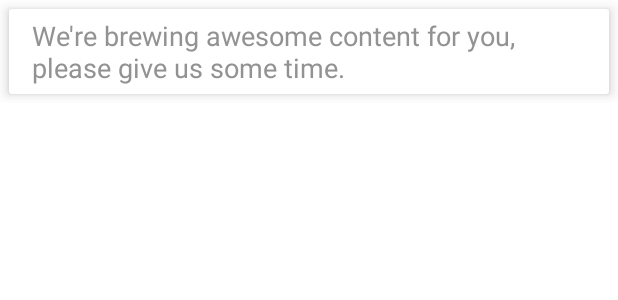
After one commit to dhananjaym2/Albums-List, an Android app: the layout album_item.xml on its own in the app's theme, with its tools: preview values and no code run, on a phone screen of 412 x 824 dp. The commit adds this screen. Shown: the top 300 px of the screen. Run offline under Robolectric (Android 15) with nearby library versions, the phone set to English and light mode, and no system bars.

Commit message:
Show the list of albums fetched in the recycler view.

```diff
--- /dev/null
+++ b/app/src/main/res/layout/album_item.xml
@@ -0,0 +1,31 @@
+<?xml version="1.0" encoding="utf-8"?>
+<androidx.constraintlayout.widget.ConstraintLayout xmlns:android="http://schemas.android.com/apk/res/android"
+    xmlns:app="http://schemas.android.com/apk/res-auto"
+    android:layout_width="match_parent"
+    android:layout_height="wrap_content">
+
+    <androidx.cardview.widget.CardView
+        android:layout_width="match_parent"
+        android:layout_height="wrap_content"
+        android:layout_margin="6dp"
+        app:cardElevation="5dp"
+        app:layout_constraintBottom_toBottomOf="parent"
+        app:layout_constraintRight_toRightOf="parent"
+        app:layout_constraintStart_toStartOf="parent"
+        app:layout_constraintTop_toTopOf="parent">
+
+        <TextView
+            android:id="@+id/albumTitleInListItem"
+            android:layout_width="wrap_content"
+            android:layout_height="wrap_content"
+            android:gravity="start"
+            android:paddingStart="@dimen/messageTextViewOnListPadding"
+            android:paddingTop="5dp"
+            android:paddingEnd="@dimen/messageTextViewOnListPadding"
+            android:paddingBottom="5dp"
+            android:text="@string/loadingMessage"
+            android:textColor="@color/neutralMessageColor"
+            android:textSize="@dimen/messageTextViewOnListTextSize" />
+    </androidx.cardview.widget.CardView>
+
+</androidx.constraintlayout.widget.ConstraintLayout>
--- a/app/src/main/res/values/colors.xml
+++ b/app/src/main/res/values/colors.xml
@@ -9,4 +9,5 @@
     <color name="white">#FFFFFFFF</color>
     <color name="errorMessageColor">#FA0000</color>
     <color name="neutralMessageColor">#929292</color>
+    <color name="listBackground">#F7F6F3</color>
 </resources>
--- a/app/src/main/res/values/strings.xml
+++ b/app/src/main/res/values/strings.xml
@@ -2,4 +2,5 @@
     <string name="app_name">Albums List</string>
     <string name="errorMessage">There was a problem while fetching that data. We request you to please try again.</string>
     <string name="loadingMessage">We\'re brewing awesome content for you, please give us some time.</string>
+    <string name="loadingFinishedNoContentToShow">Hmm, looks like you\'ve already tasted and checked out our best content. Why don\'t you finish off your other activities and come back. We might have some cool content for you by then!</string>
 </resources>
```
Also changed, not shown: app/src/main/java/list/albums/MainActivity.kt (+58 -4 lines), app/src/main/java/list/albums/view/adapter/VerticalRecyclerViewAdapter.kt (added, +35 -0 lines), app/src/main/res/layout/activity_main.xml (+5 -2 lines).
